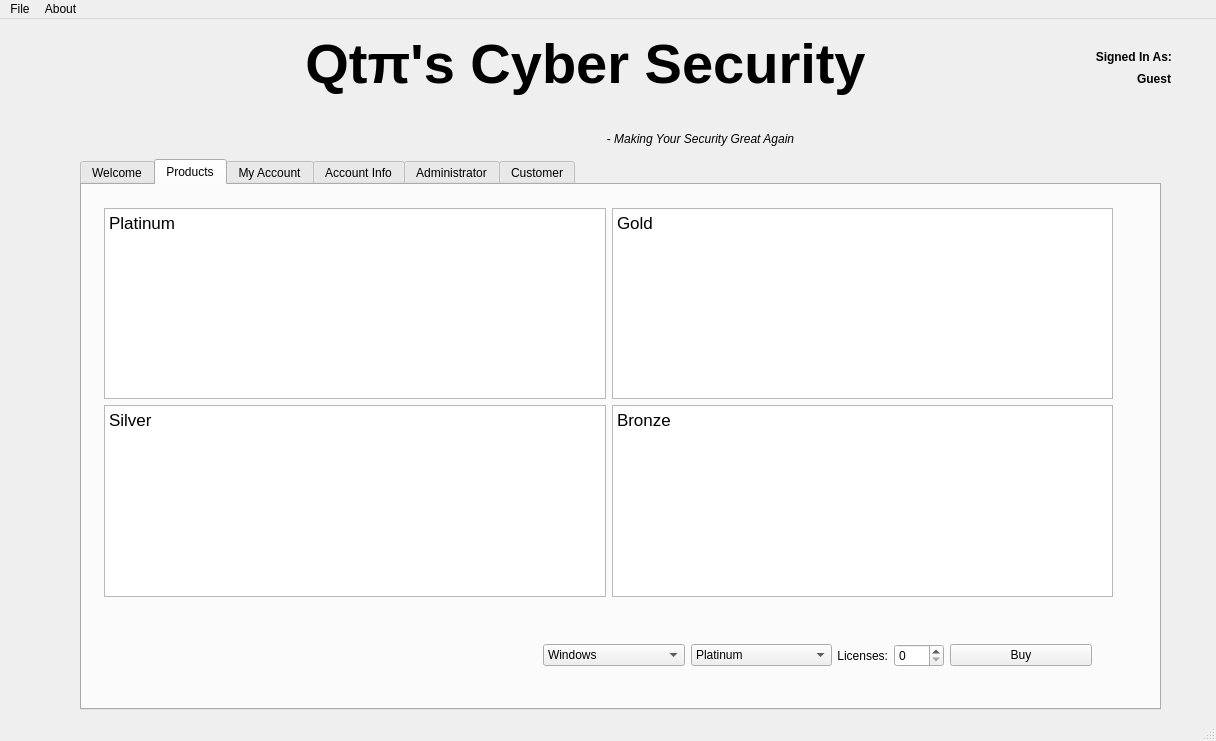
This is qt/mainwindow.ui in minipunch/cs1cproject2 as Qt 5 draws it before an edit. The edited form follows.
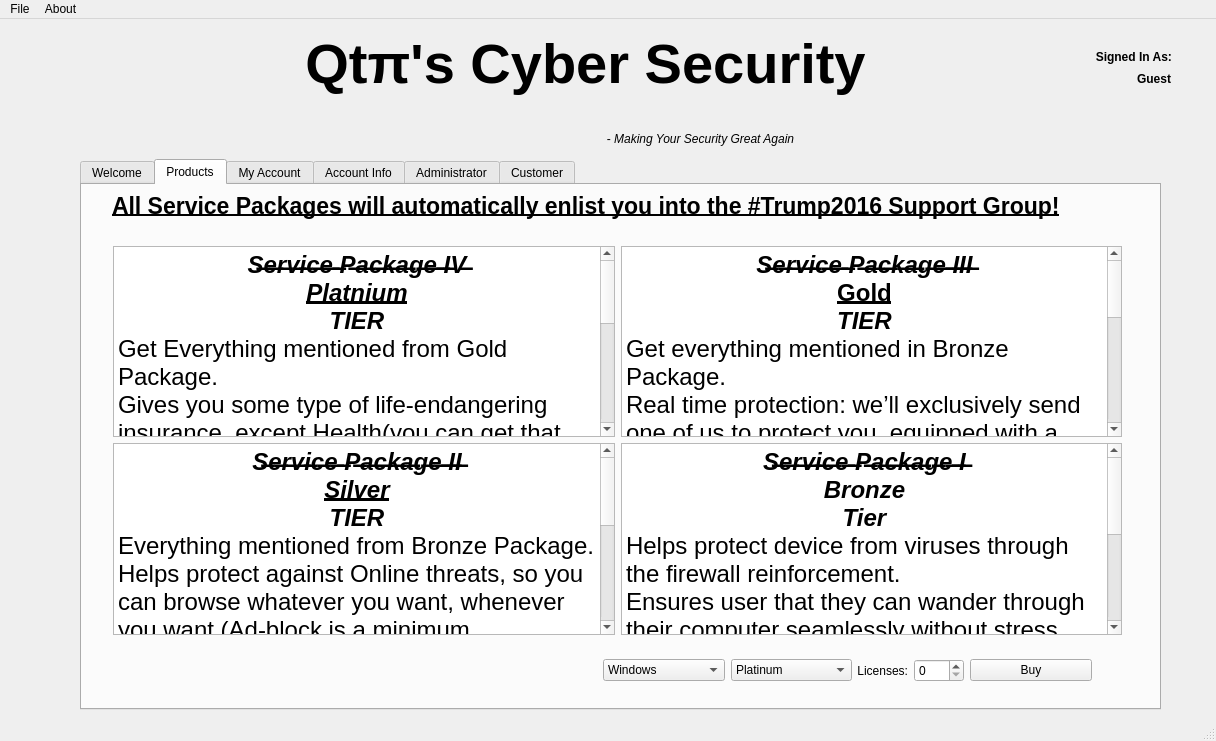
This is the edited form. The open tabs and pages were chosen to show the change. Icons and pictures are not drawn.

The edit to the form file:
```diff
--- a/qt/mainwindow.ui
+++ b/qt/mainwindow.ui
@@ -179,8 +179,8 @@
      <widget class="QWidget" name="layoutWidget">
       <property name="geometry">
        <rect>
-        <x>11</x>
-        <y>12</y>
+        <x>20</x>
+        <y>50</y>
         <width>1031</width>
         <height>411</height>
        </rect>
@@ -192,9 +192,16 @@
           <string>&lt;!DOCTYPE HTML PUBLIC &quot;-//W3C//DTD HTML 4.0//EN&quot; &quot;http://www.w3.org/TR/REC-html40/strict.dtd&quot;&gt;
 &lt;html&gt;&lt;head&gt;&lt;meta name=&quot;qrichtext&quot; content=&quot;1&quot; /&gt;&lt;style type=&quot;text/css&quot;&gt;
 p, li { white-space: pre-wrap; }
-&lt;/style&gt;&lt;/head&gt;&lt;body style=&quot; font-family:'MS Shell Dlg 2'; font-size:8.25pt; font-weight:400; font-style:normal;&quot;&gt;
-&lt;p style=&quot; margin-top:0px; margin-bottom:0px; margin-left:0px; margin-right:0px; -qt-block-indent:0; text-indent:0px;&quot;&gt;&lt;span style=&quot; font-family:'.Helvetica Neue DeskInterface'; font-size:13pt;&quot;&gt;Platinum&lt;/span&gt;&lt;/p&gt;
-&lt;p style=&quot;-qt-paragraph-type:empty; margin-top:0px; margin-bottom:0px; margin-left:0px; margin-right:0px; -qt-block-indent:0; text-indent:0px; font-family:'.Helvetica Neue DeskInterface'; font-size:13pt;&quot;&gt;&lt;br /&gt;&lt;/p&gt;&lt;/body&gt;&lt;/html&gt;</string>
+&lt;/style&gt;&lt;/head&gt;&lt;body style=&quot; font-family:'.Helvetica Neue DeskInterface'; font-size:13pt; font-weight:400; font-style:normal;&quot;&gt;
+&lt;p align=&quot;center&quot; style=&quot; margin-top:0px; margin-bottom:0px; margin-left:0px; margin-right:0px; -qt-block-indent:0; text-indent:0px;&quot;&gt;&lt;span style=&quot; font-family:'MS Shell Dlg 2'; font-size:18pt; font-weight:600; font-style:italic;&quot;&gt;S̶e̶r̶v̶i̶c̶e̶ ̶P̶a̶c̶k̶a̶g̶e̶ ̶I̶V̶&lt;/span&gt;&lt;/p&gt;
+&lt;p align=&quot;center&quot; style=&quot; margin-top:0px; margin-bottom:0px; margin-left:0px; margin-right:0px; -qt-block-indent:0; text-indent:0px;&quot;&gt;&lt;span style=&quot; font-family:'Arial'; font-size:18pt; font-weight:600; font-style:italic; text-decoration: underline; color:#000000; background-color:transparent;&quot;&gt;Platnium&lt;/span&gt;&lt;/p&gt;
+&lt;p align=&quot;center&quot; style=&quot; margin-top:0px; margin-bottom:0px; margin-left:0px; margin-right:0px; -qt-block-indent:0; text-indent:0px;&quot;&gt;&lt;span style=&quot; font-family:'Arial'; font-size:18pt; font-weight:600; font-style:italic; color:#000000; background-color:transparent;&quot;&gt;TIER&lt;/span&gt;&lt;/p&gt;
+&lt;p style=&quot; margin-top:0px; margin-bottom:0px; margin-left:0px; margin-right:0px; -qt-block-indent:0; text-indent:0px;&quot;&gt;&lt;a name=&quot;docs-internal-guid-a5941b3f-adfd-817a-3081-3c0dc168ee0a&quot;&gt;&lt;/a&gt;&lt;span style=&quot; font-family:'Arial'; font-size:18pt; color:#000000; background-color:transparent;&quot;&gt;G&lt;/span&gt;&lt;span style=&quot; font-family:'Arial'; font-size:18pt; color:#000000; background-color:transparent;&quot;&gt;et Everything mentioned from Gold Package.&lt;/span&gt;&lt;/p&gt;
+&lt;p style=&quot; margin-top:0px; margin-bottom:0px; margin-left:0px; margin-right:0px; -qt-block-indent:0; text-indent:0px;&quot;&gt;&lt;span style=&quot; font-family:'Arial'; font-size:18pt; color:#000000; background-color:transparent;&quot;&gt;Gives you some type of life-endangering insurance, except Health(you can get that from Obamacare, you filthy pleb).&lt;/span&gt;&lt;/p&gt;
+&lt;p style=&quot; margin-top:0px; margin-bottom:0px; margin-left:0px; margin-right:0px; -qt-block-indent:0; text-indent:0px;&quot;&gt;&lt;a name=&quot;docs-internal-guid-a5941b3f-adfe-2acb-1a4c-d4d1bf9f09f2&quot;&gt;&lt;/a&gt;&lt;span style=&quot; font-family:'Arial'; font-size:18pt; color:#000000; background-color:transparent;&quot;&gt;H&lt;/span&gt;&lt;span style=&quot; font-family:'Arial'; font-size:18pt; color:#000000; background-color:transparent;&quot;&gt;as emergency button to delete your Internet Browsing and File Explorer history INSTANTLY.&lt;/span&gt;&lt;/p&gt;
+&lt;p style=&quot; margin-top:0px; margin-bottom:0px; margin-left:0px; margin-right:0px; -qt-block-indent:0; text-indent:0px;&quot;&gt;&lt;a name=&quot;docs-internal-guid-a5941b3f-adfe-4a33-066a-e94dad4ed988&quot;&gt;&lt;/a&gt;&lt;span style=&quot; font-family:'Arial'; font-size:18pt; color:#000000; background-color:transparent;&quot;&gt;A&lt;/span&gt;&lt;span style=&quot; font-family:'Arial'; font-size:18pt; color:#000000; background-color:transparent;&quot;&gt;ctually have any installed updates help protect your computer.&lt;/span&gt;&lt;/p&gt;
+&lt;p style=&quot; margin-top:0px; margin-bottom:0px; margin-left:0px; margin-right:0px; -qt-block-indent:0; text-indent:0px;&quot;&gt;&lt;a name=&quot;docs-internal-guid-a5941b3f-adfe-5e95-776d-3487299cdd46&quot;&gt;&lt;/a&gt;&lt;span style=&quot; font-family:'Arial'; font-size:18pt; color:#000000; background-color:transparent;&quot;&gt;A&lt;/span&gt;&lt;span style=&quot; font-family:'Arial'; font-size:18pt; color:#000000; background-color:transparent;&quot;&gt;llowed to have access to download more RAM (&lt;/span&gt;&lt;span style=&quot; font-family:'Arial'; font-size:18pt; font-weight:696; color:#000000; background-color:transparent;&quot;&gt;exclusive&lt;/span&gt;&lt;span style=&quot; font-family:'Arial'; font-size:18pt; color:#000000; background-color:transparent;&quot;&gt; freebie!).&lt;/span&gt;&lt;/p&gt;
+&lt;p style=&quot; margin-top:0px; margin-bottom:0px; margin-left:0px; margin-right:0px; -qt-block-indent:0; text-indent:0px;&quot;&gt;&lt;a name=&quot;docs-internal-guid-a5941b3f-adfe-74aa-e369-98455b8a3696&quot;&gt;&lt;/a&gt;&lt;span style=&quot; font-family:'Arial'; font-size:18pt; color:#000000; background-color:transparent;&quot;&gt;9&lt;/span&gt;&lt;span style=&quot; font-family:'Arial'; font-size:18pt; color:#000000; background-color:transparent;&quot;&gt;9.9% Customer Satisfaction (That .1% is for your mom).&lt;/span&gt;&lt;/p&gt;&lt;/body&gt;&lt;/html&gt;</string>
          </property>
         </widget>
        </item>
@@ -208,7 +215,15 @@
 &lt;html&gt;&lt;head&gt;&lt;meta name=&quot;qrichtext&quot; content=&quot;1&quot; /&gt;&lt;style type=&quot;text/css&quot;&gt;
 p, li { white-space: pre-wrap; }
 &lt;/style&gt;&lt;/head&gt;&lt;body style=&quot; font-family:'Comic Sans MS'; font-size:8pt; font-weight:400; font-style:normal;&quot;&gt;
-&lt;p style=&quot; margin-top:0px; margin-bottom:0px; margin-left:0px; margin-right:0px; -qt-block-indent:0; text-indent:0px;&quot;&gt;&lt;span style=&quot; font-family:'.Helvetica Neue DeskInterface'; font-size:13pt;&quot;&gt;Gold&lt;/span&gt;&lt;/p&gt;&lt;/body&gt;&lt;/html&gt;</string>
+&lt;p align=&quot;center&quot; style=&quot; margin-top:0px; margin-bottom:0px; margin-left:0px; margin-right:0px; -qt-block-indent:0; text-indent:0px;&quot;&gt;&lt;span style=&quot; font-size:18pt; font-weight:600; font-style:italic;&quot;&gt;S̶e̶r̶v̶i̶c̶e̶ ̶P̶a̶c̶k̶a̶g̶e̶ ̶I̶I̶I̶&lt;/span&gt;&lt;/p&gt;
+&lt;p align=&quot;center&quot; style=&quot; margin-top:0px; margin-bottom:0px; margin-left:0px; margin-right:0px; -qt-block-indent:0; text-indent:0px;&quot;&gt;&lt;span style=&quot; font-size:18pt; font-weight:600; text-decoration: underline;&quot;&gt;Gold&lt;/span&gt;&lt;/p&gt;
+&lt;p align=&quot;center&quot; style=&quot; margin-top:0px; margin-bottom:0px; margin-left:0px; margin-right:0px; -qt-block-indent:0; text-indent:0px;&quot;&gt;&lt;span style=&quot; font-family:'Arial'; font-size:18pt; font-weight:600; font-style:italic; color:#000000; background-color:transparent;&quot;&gt;TIER&lt;/span&gt;&lt;/p&gt;
+&lt;p style=&quot; margin-top:0px; margin-bottom:0px; margin-left:0px; margin-right:0px; -qt-block-indent:0; text-indent:0px;&quot;&gt;&lt;a name=&quot;docs-internal-guid-a5941b3f-adfa-df96-d334-26e76e1b5dbd&quot;&gt;&lt;/a&gt;&lt;span style=&quot; font-family:'Arial'; font-size:18pt; color:#000000; background-color:transparent;&quot;&gt;G&lt;/span&gt;&lt;span style=&quot; font-family:'Arial'; font-size:18pt; color:#000000; background-color:transparent;&quot;&gt;et everything mentioned in Bronze Package.&lt;/span&gt;&lt;/p&gt;
+&lt;p style=&quot; margin-top:0px; margin-bottom:0px; margin-left:0px; margin-right:0px; -qt-block-indent:0; text-indent:0px;&quot;&gt;&lt;a name=&quot;docs-internal-guid-a5941b3f-adfb-0375-3aaa-b89341914d46&quot;&gt;&lt;/a&gt;&lt;span style=&quot; font-family:'Arial'; font-size:18pt; color:#000000; background-color:transparent;&quot;&gt;R&lt;/span&gt;&lt;span style=&quot; font-family:'Arial'; font-size:18pt; color:#000000; background-color:transparent;&quot;&gt;eal time protection: we’ll exclusively send one of us to protect you, equipped with a rubber band and a slingshot. &lt;/span&gt;&lt;/p&gt;
+&lt;p style=&quot; margin-top:0px; margin-bottom:0px; margin-left:0px; margin-right:0px; -qt-block-indent:0; text-indent:0px;&quot;&gt;&lt;a name=&quot;docs-internal-guid-a5941b3f-adfb-53ee-314f-96859418b6a4&quot;&gt;&lt;/a&gt;&lt;span style=&quot; font-family:'Arial'; font-size:18pt; color:#000000; background-color:transparent;&quot;&gt;S&lt;/span&gt;&lt;span style=&quot; font-family:'Arial'; font-size:18pt; color:#000000; background-color:transparent;&quot;&gt;ecures every device that you own, including microwaves, ovens, and hair-dryers.&lt;/span&gt;&lt;/p&gt;
+&lt;p style=&quot; margin-top:0px; margin-bottom:0px; margin-left:0px; margin-right:0px; -qt-block-indent:0; text-indent:0px;&quot;&gt;&lt;a name=&quot;docs-internal-guid-a5941b3f-adfb-64bd-8b9e-f242094ac486&quot;&gt;&lt;/a&gt;&lt;span style=&quot; font-family:'Arial'; font-size:18pt; color:#000000; background-color:transparent;&quot;&gt;A&lt;/span&gt;&lt;span style=&quot; font-family:'Arial'; font-size:18pt; color:#000000; background-color:transparent;&quot;&gt;llowed to install updates onto program and have access to examples on how those updates help you protect yourself from threats.&lt;/span&gt;&lt;/p&gt;
+&lt;p style=&quot; margin-top:0px; margin-bottom:0px; margin-left:0px; margin-right:0px; -qt-block-indent:0; text-indent:0px;&quot;&gt;&lt;a name=&quot;docs-internal-guid-a5941b3f-adfb-77ed-fadf-93f53fd64a15&quot;&gt;&lt;/a&gt;&lt;span style=&quot; font-family:'Arial'; font-size:18pt; color:#000000; background-color:transparent;&quot;&gt;W&lt;/span&gt;&lt;span style=&quot; font-family:'Arial'; font-size:18pt; color:#000000; background-color:transparent;&quot;&gt;ill contain parental controls to help manage whatever your satanic spawns are browsing on the dark side of &amp;quot;4chan&amp;quot;.&lt;/span&gt;&lt;/p&gt;
+&lt;p style=&quot; margin-top:0px; margin-bottom:0px; margin-left:0px; margin-right:0px; -qt-block-indent:0; text-indent:0px;&quot;&gt;&lt;a name=&quot;docs-internal-guid-a5941b3f-adfb-c484-7880-01f493afff97&quot;&gt;&lt;/a&gt;&lt;span style=&quot; font-family:'Arial'; font-size:18pt; font-weight:600; color:#000000; background-color:transparent;&quot;&gt;6&lt;/span&gt;&lt;span style=&quot; font-family:'Arial'; font-size:18pt; font-weight:600; color:#000000; background-color:transparent;&quot;&gt;9%&lt;/span&gt;&lt;span style=&quot; font-family:'Arial'; font-size:18pt; color:#000000; background-color:transparent;&quot;&gt; Customer Guarantee and Satisfaction.&lt;/span&gt;&lt;/p&gt;&lt;/body&gt;&lt;/html&gt;</string>
          </property>
         </widget>
        </item>
@@ -218,8 +233,14 @@
           <string>&lt;!DOCTYPE HTML PUBLIC &quot;-//W3C//DTD HTML 4.0//EN&quot; &quot;http://www.w3.org/TR/REC-html40/strict.dtd&quot;&gt;
 &lt;html&gt;&lt;head&gt;&lt;meta name=&quot;qrichtext&quot; content=&quot;1&quot; /&gt;&lt;style type=&quot;text/css&quot;&gt;
 p, li { white-space: pre-wrap; }
-&lt;/style&gt;&lt;/head&gt;&lt;body style=&quot; font-family:'MS Shell Dlg 2'; font-size:8.25pt; font-weight:400; font-style:normal;&quot;&gt;
-&lt;p style=&quot; margin-top:0px; margin-bottom:0px; margin-left:0px; margin-right:0px; -qt-block-indent:0; text-indent:0px;&quot;&gt;&lt;span style=&quot; font-family:'.Helvetica Neue DeskInterface'; font-size:13pt;&quot;&gt;Bronze&lt;/span&gt;&lt;/p&gt;&lt;/body&gt;&lt;/html&gt;</string>
+&lt;/style&gt;&lt;/head&gt;&lt;body style=&quot; font-family:'.Helvetica Neue DeskInterface'; font-size:13pt; font-weight:400; font-style:normal;&quot;&gt;
+&lt;p align=&quot;center&quot; style=&quot; margin-top:0px; margin-bottom:0px; margin-left:0px; margin-right:0px; -qt-block-indent:0; text-indent:0px;&quot;&gt;&lt;span style=&quot; font-family:'Arial'; font-size:18pt; font-weight:600; font-style:italic; color:#000000; background-color:transparent;&quot;&gt;S̶e̶r̶v̶i̶c̶e̶ ̶P̶a̶c̶k̶a̶g̶e̶ ̶I̶&lt;br /&gt;Bronze&lt;/span&gt;&lt;/p&gt;
+&lt;p align=&quot;center&quot; style=&quot; margin-top:0px; margin-bottom:0px; margin-left:0px; margin-right:0px; -qt-block-indent:0; text-indent:0px;&quot;&gt;&lt;span style=&quot; font-family:'Arial'; font-size:18pt; font-weight:600; font-style:italic; color:#000000; background-color:transparent;&quot;&gt;Tier&lt;/span&gt;&lt;/p&gt;
+&lt;p style=&quot; margin-top:0px; margin-bottom:0px; margin-left:0px; margin-right:0px; -qt-block-indent:0; text-indent:0px;&quot;&gt;&lt;a name=&quot;docs-internal-guid-a5941b3f-adf2-4328-8f6a-a78c886d9c97&quot;&gt;&lt;/a&gt;&lt;span style=&quot; font-family:'Arial'; font-size:18pt; color:#000000; background-color:transparent;&quot;&gt;H&lt;/span&gt;&lt;span style=&quot; font-family:'Arial'; font-size:18pt; color:#000000; background-color:transparent;&quot;&gt;elps protect device from viruses through the firewall reinforcement.&lt;/span&gt;&lt;/p&gt;
+&lt;p style=&quot; margin-top:0px; margin-bottom:0px; margin-left:0px; margin-right:0px; -qt-block-indent:0; text-indent:0px;&quot;&gt;&lt;a name=&quot;docs-internal-guid-a5941b3f-adf2-6d55-ef21-9de78c450bd1&quot;&gt;&lt;/a&gt;&lt;span style=&quot; font-family:'Arial'; font-size:18pt; color:#000000; background-color:transparent;&quot;&gt;E&lt;/span&gt;&lt;span style=&quot; font-family:'Arial'; font-size:18pt; color:#000000; background-color:transparent;&quot;&gt;nsures user that they can wander through their computer seamlessly without stress and worry.&lt;/span&gt;&lt;/p&gt;
+&lt;p style=&quot; margin-top:0px; margin-bottom:0px; margin-left:0px; margin-right:0px; -qt-block-indent:0; text-indent:0px;&quot;&gt;&lt;a name=&quot;docs-internal-guid-a5941b3f-adf2-b40e-d82c-b778aee10829&quot;&gt;&lt;/a&gt;&lt;span style=&quot; font-family:'Arial'; font-size:18pt; color:#000000; background-color:transparent;&quot;&gt;W&lt;/span&gt;&lt;span style=&quot; font-family:'Arial'; font-size:18pt; color:#000000; background-color:transparent;&quot;&gt;ill have on-the-phone help on “accessing” your credit card and help “prevent” online frauds. &lt;/span&gt;&lt;/p&gt;
+&lt;p style=&quot; margin-top:0px; margin-bottom:0px; margin-left:0px; margin-right:0px; -qt-block-indent:0; text-indent:0px;&quot;&gt;&lt;a name=&quot;docs-internal-guid-a5941b3f-adf3-5a5c-5612-fbca0e8479b7&quot;&gt;&lt;/a&gt;&lt;span style=&quot; font-family:'Arial'; font-size:18pt; color:#000000; background-color:transparent;&quot;&gt;M&lt;/span&gt;&lt;span style=&quot; font-family:'Arial'; font-size:18pt; color:#000000; background-color:transparent;&quot;&gt;ight help you when you need it online.&lt;/span&gt;&lt;/p&gt;
+&lt;p style=&quot; margin-top:0px; margin-bottom:0px; margin-left:0px; margin-right:0px; -qt-block-indent:0; text-indent:0px;&quot;&gt;&lt;a name=&quot;docs-internal-guid-a5941b3f-adf3-9a44-4744-153c969b63c4&quot;&gt;&lt;/a&gt;&lt;span style=&quot; font-family:'Arial'; font-size:18pt; color:#000000; background-color:transparent;&quot;&gt;D&lt;/span&gt;&lt;span style=&quot; font-family:'Arial'; font-size:18pt; color:#000000; background-color:transparent;&quot;&gt;enied option to update to latest version because you need to &lt;/span&gt;&lt;span style=&quot; font-family:'Arial'; font-size:18pt; font-weight:600; text-decoration: underline; color:#000000; background-color:transparent;&quot;&gt;Get Good&lt;/span&gt;&lt;span style=&quot; font-family:'Arial'; font-size:18pt; color:#000000; background-color:transparent;&quot;&gt;.&lt;/span&gt;&lt;/p&gt;&lt;/body&gt;&lt;/html&gt;</string>
          </property>
         </widget>
        </item>
@@ -229,8 +250,15 @@
           <string>&lt;!DOCTYPE HTML PUBLIC &quot;-//W3C//DTD HTML 4.0//EN&quot; &quot;http://www.w3.org/TR/REC-html40/strict.dtd&quot;&gt;
 &lt;html&gt;&lt;head&gt;&lt;meta name=&quot;qrichtext&quot; content=&quot;1&quot; /&gt;&lt;style type=&quot;text/css&quot;&gt;
 p, li { white-space: pre-wrap; }
-&lt;/style&gt;&lt;/head&gt;&lt;body style=&quot; font-family:'MS Shell Dlg 2'; font-size:8.25pt; font-weight:400; font-style:normal;&quot;&gt;
-&lt;p style=&quot; margin-top:0px; margin-bottom:0px; margin-left:0px; margin-right:0px; -qt-block-indent:0; text-indent:0px;&quot;&gt;&lt;span style=&quot; font-family:'.Helvetica Neue DeskInterface'; font-size:13pt;&quot;&gt;Silver&lt;/span&gt;&lt;/p&gt;&lt;/body&gt;&lt;/html&gt;</string>
+&lt;/style&gt;&lt;/head&gt;&lt;body style=&quot; font-family:'.Helvetica Neue DeskInterface'; font-size:13pt; font-weight:400; font-style:normal;&quot;&gt;
+&lt;p align=&quot;center&quot; style=&quot; margin-top:0px; margin-bottom:0px; margin-left:0px; margin-right:0px; -qt-block-indent:0; text-indent:0px;&quot;&gt;&lt;span style=&quot; font-family:'MS Shell Dlg 2'; font-size:18pt; font-weight:600; font-style:italic;&quot;&gt;S̶e̶r̶v̶i̶c̶e̶ ̶P̶a̶c̶k̶a̶g̶e̶ ̶I̶I̶&lt;/span&gt;&lt;/p&gt;
+&lt;p align=&quot;center&quot; style=&quot; margin-top:0px; margin-bottom:0px; margin-left:0px; margin-right:0px; -qt-block-indent:0; text-indent:0px;&quot;&gt;&lt;span style=&quot; font-family:'Arial'; font-size:18pt; font-weight:600; font-style:italic; text-decoration: underline; color:#000000; background-color:transparent;&quot;&gt;Silver&lt;/span&gt;&lt;/p&gt;
+&lt;p align=&quot;center&quot; style=&quot; margin-top:0px; margin-bottom:0px; margin-left:0px; margin-right:0px; -qt-block-indent:0; text-indent:0px;&quot;&gt;&lt;span style=&quot; font-family:'Arial'; font-size:18pt; font-weight:600; font-style:italic; color:#000000; background-color:transparent;&quot;&gt;TIER&lt;/span&gt;&lt;/p&gt;
+&lt;p style=&quot; margin-top:0px; margin-bottom:0px; margin-left:0px; margin-right:0px; -qt-block-indent:0; text-indent:0px;&quot;&gt;&lt;a name=&quot;docs-internal-guid-a5941b3f-adf8-bff1-3734-abef3249e1e7&quot;&gt;&lt;/a&gt;&lt;span style=&quot; font-family:'Arial'; font-size:18pt; color:#000000; background-color:transparent;&quot;&gt;E&lt;/span&gt;&lt;span style=&quot; font-family:'Arial'; font-size:18pt; color:#000000; background-color:transparent;&quot;&gt;verything mentioned from Bronze Package.&lt;/span&gt;&lt;/p&gt;
+&lt;p style=&quot; margin-top:0px; margin-bottom:0px; margin-left:0px; margin-right:0px; -qt-block-indent:0; text-indent:0px;&quot;&gt;&lt;a name=&quot;docs-internal-guid-a5941b3f-adf8-1f60-5e37-56b7e9668d10&quot;&gt;&lt;/a&gt;&lt;span style=&quot; font-family:'Arial'; font-size:18pt; color:#000000; background-color:transparent;&quot;&gt;H&lt;/span&gt;&lt;span style=&quot; font-family:'Arial'; font-size:18pt; color:#000000; background-color:transparent;&quot;&gt;elps protect against Online threats, so you can browse whatever you want, whenever you want (Ad-block is a minimum requirement to be eligible for the Service Package 2).&lt;/span&gt;&lt;/p&gt;
+&lt;p style=&quot; margin-top:0px; margin-bottom:0px; margin-left:0px; margin-right:0px; -qt-block-indent:0; text-indent:0px;&quot;&gt;&lt;a name=&quot;docs-internal-guid-a5941b3f-adf8-55ba-b672-66c486f2694d&quot;&gt;&lt;/a&gt;&lt;span style=&quot; font-family:'Arial'; font-size:18pt; color:#000000; background-color:transparent;&quot;&gt;A&lt;/span&gt;&lt;span style=&quot; font-family:'Arial'; font-size:18pt; color:#000000; background-color:transparent;&quot;&gt;llowed to browse the Update Notes and download updates for the Anti-Cyber Security Program.&lt;/span&gt;&lt;/p&gt;
+&lt;p style=&quot; margin-top:0px; margin-bottom:0px; margin-left:0px; margin-right:0px; -qt-block-indent:0; text-indent:0px;&quot;&gt;&lt;a name=&quot;docs-internal-guid-a5941b3f-adf8-7571-fb63-593a997815de&quot;&gt;&lt;/a&gt;&lt;span style=&quot; font-family:'Arial'; font-size:18pt; color:#000000; background-color:transparent;&quot;&gt;W&lt;/span&gt;&lt;span style=&quot; font-family:'Arial'; font-size:18pt; color:#000000; background-color:transparent;&quot;&gt;ill retract any harm done by us from the third to last statement from previous service package. &lt;/span&gt;&lt;/p&gt;
+&lt;p style=&quot; margin-top:0px; margin-bottom:0px; margin-left:0px; margin-right:0px; -qt-block-indent:0; text-indent:0px;&quot;&gt;&lt;a name=&quot;docs-internal-guid-a5941b3f-adf8-9f07-6f92-fdc5dd07578f&quot;&gt;&lt;/a&gt;&lt;span style=&quot; font-family:'Arial'; font-size:18pt; font-weight:600; text-decoration: underline; color:#000000; background-color:transparent;&quot;&gt;5&lt;/span&gt;&lt;span style=&quot; font-family:'Arial'; font-size:18pt; font-weight:600; text-decoration: underline; color:#000000; background-color:transparent;&quot;&gt;0%&lt;/span&gt;&lt;span style=&quot; font-family:'Arial'; font-size:18pt; color:#000000; background-color:transparent;&quot;&gt; Customer Guarantee and Satisfaction.&lt;/span&gt;&lt;/p&gt;&lt;/body&gt;&lt;/html&gt;</string>
          </property>
         </widget>
        </item>
@@ -239,10 +267,10 @@
      <widget class="QWidget" name="layoutWidget">
       <property name="geometry">
        <rect>
-        <x>450</x>
-        <y>430</y>
-        <width>571</width>
-        <height>81</height>
+        <x>510</x>
+        <y>460</y>
+        <width>511</width>
+        <height>51</height>
        </rect>
       </property>
       <layout class="QGridLayout" name="productsLayout">
@@ -324,6 +352,29 @@
        </item>
       </layout>
      </widget>
+     <widget class="QLabel" name="Trump4life">
+      <property name="geometry">
+       <rect>
+        <x>30</x>
+        <y>0</y>
+        <width>1021</width>
+        <height>41</height>
+       </rect>
+      </property>
+      <property name="font">
+       <font>
+        <family>Tahoma</family>
+        <pointsize>17</pointsize>
+        <weight>75</weight>
+        <italic>false</italic>
+        <bold>true</bold>
+        <underline>true</underline>
+       </font>
+      </property>
+      <property name="text">
+       <string>All Service Packages will automatically enlist you into the #Trump2016 Support Group!</string>
+      </property>
+     </widget>
     </widget>
     <widget class="QWidget" name="myAccount">
      <attribute name="title">
```
Left out of the diff: 4 changed lines with no effect on the pictures.
